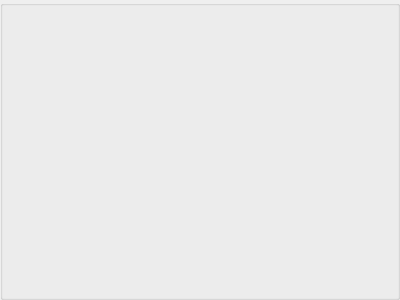
The window that src/app/chipcardinputarea.ui (jmuelbert/jmbde-QT) describes before a commit, drawn with Qt 5.
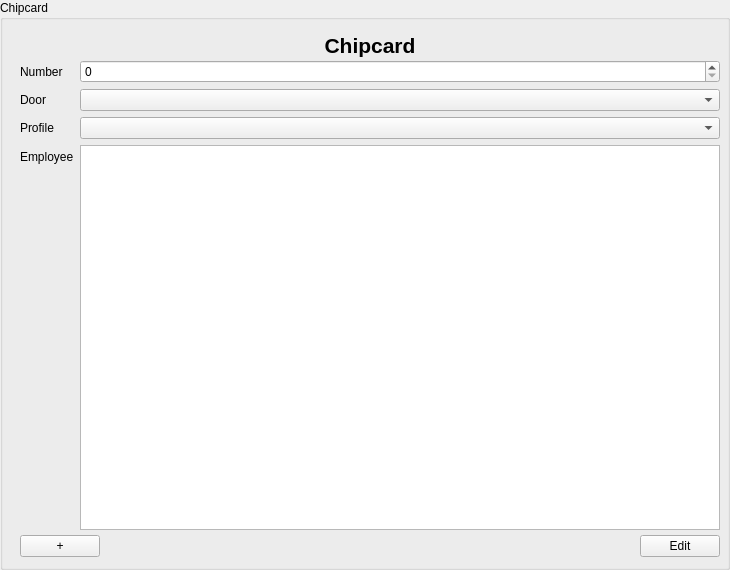
The same window after the commit.

The edit to the form file:
```diff
--- a/src/app/chipcardinputarea.ui
+++ b/src/app/chipcardinputarea.ui
@@ -5,12 +5,152 @@
    <rect>
     <x>0</x>
     <y>0</y>
-    <width>400</width>
-    <height>300</height>
+    <width>730</width>
+    <height>570</height>
    </rect>
   </property>
   <property name="windowTitle">
    <string>GroupBox</string>
   </property>
+  <property name="accessibleName">
+   <string>ChipCardInputDialog</string>
+  </property>
+  <property name="title">
+   <string>Chipcard</string>
+  </property>
+  <widget class="QWidget" name="formLayoutWidget" native="true">
+   <property name="geometry">
+    <rect>
+     <x>10</x>
+     <y>30</y>
+     <width>720</width>
+     <height>570</height>
+    </rect>
+   </property>
+   <widget class="QWidget" name="verticalLayoutWidget_Header">
+    <property name="geometry">
+     <rect>
+      <x>10</x>
+      <y>0</y>
+      <width>700</width>
+      <height>30</height>
+     </rect>
+    </property>
+    <layout class="QVBoxLayout" name="verticalLayout">
+     <item>
+      <widget class="QLabel" name="label_Header">
+       <property name="font">
+        <font>
+         <pointsize>16</pointsize>
+         <weight>75</weight>
+         <bold>true</bold>
+        </font>
+       </property>
+       <property name="text">
+        <string>Chipcard</string>
+       </property>
+       <property name="alignment">
+        <set>Qt::AlignCenter</set>
+       </property>
+      </widget>
+     </item>
+    </layout>
+   </widget>
+   <widget class="QWidget" name="verticalLayoutWidget_Buttons">
+    <property name="geometry">
+     <rect>
+      <x>10</x>
+      <y>500</y>
+      <width>700</width>
+      <height>32</height>
+     </rect>
+    </property>
+    <layout class="QHBoxLayout" name="horizontalLayout">
+     <item>
+      <widget class="QPushButton" name="pushButton_Add">
+       <property name="text">
+        <string>+</string>
+       </property>
+      </widget>
+     </item>
+     <item>
+      <spacer name="horizontalSpacer">
+       <property name="orientation">
+        <enum>Qt::Horizontal</enum>
+       </property>
+       <property name="sizeHint" stdset="0">
+        <size>
+         <width>40</width>
+         <height>20</height>
+        </size>
+       </property>
+      </spacer>
+     </item>
+     <item>
+      <widget class="QPushButton" name="pushButton_EditFinish">
+       <property name="text">
+        <string>Edit</string>
+       </property>
+      </widget>
+     </item>
+    </layout>
+   </widget>
+   <widget class="QWidget" name="verticalLayoutWidget_2">
+    <property name="geometry">
+     <rect>
+      <x>10</x>
+      <y>30</y>
+      <width>700</width>
+      <height>470</height>
+     </rect>
+    </property>
+    <layout class="QFormLayout" name="formLayout">
+     <item row="0" column="0">
+      <widget class="QLabel" name="label_Number">
+       <property name="text">
+        <string>Number</string>
+       </property>
+      </widget>
+     </item>
+     <item row="0" column="1">
+      <widget class="QSpinBox" name="spinBox_Number">
+       <property name="maximum">
+        <number>9999</number>
+       </property>
+      </widget>
+     </item>
+     <item row="1" column="0">
+      <widget class="QLabel" name="label_Door">
+       <property name="text">
+        <string>Door</string>
+       </property>
+      </widget>
+     </item>
+     <item row="1" column="1">
+      <widget class="QComboBox" name="comboBox_Door"/>
+     </item>
+     <item row="2" column="0">
+      <widget class="QLabel" name="label_Profile">
+       <property name="text">
+        <string>Profile</string>
+       </property>
+      </widget>
+     </item>
+     <item row="2" column="1">
+      <widget class="QComboBox" name="comboBox_Profile"/>
+     </item>
+     <item row="3" column="0">
+      <widget class="QLabel" name="label_Employee">
+       <property name="text">
+        <string>Employee</string>
+       </property>
+      </widget>
+     </item>
+     <item row="3" column="1">
+      <widget class="QListView" name="listView_Employee"/>
+     </item>
+    </layout>
+   </widget>
+  </widget>
  </widget>
 </ui>
```
Left out of the diff: 7 changed lines with no effect on the pictures.
